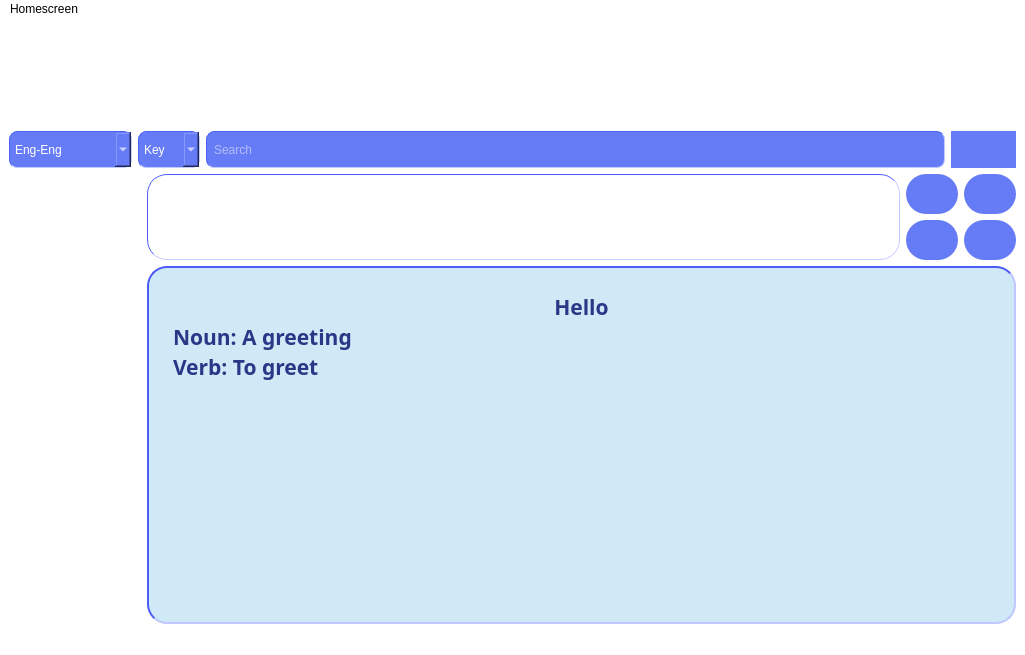
This is mainwindow.ui in OHonSam/CS163_Group2_Dictionary as Qt 5 draws it before an edit. The edited form follows.
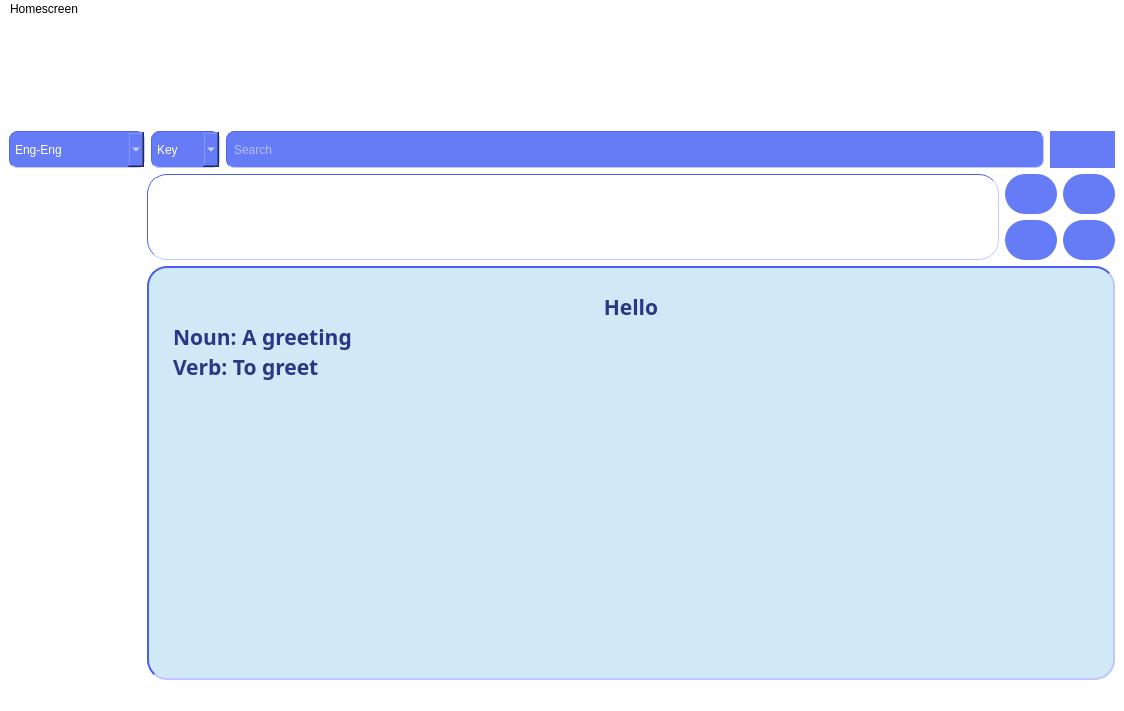
This is the edited form. Icons and pictures are not drawn.

Commit message: add gridline for title

```diff
--- a/mainwindow.ui
+++ b/mainwindow.ui
@@ -6,8 +6,8 @@
    <rect>
     <x>0</x>
     <y>0</y>
-    <width>1025</width>
-    <height>655</height>
+    <width>1124</width>
+    <height>711</height>
    </rect>
   </property>
   <property name="font">
@@ -39,7 +39,39 @@
    <property name="styleSheet">
     <string notr="true">padding: 0px 0px 0px 0px;</string>
    </property>
-   <layout class="QFormLayout" name="formLayout">
+   <layout class="QGridLayout" name="gridLayout_3">
+    <item row="0" column="0" colspan="2">
+     <layout class="QGridLayout" name="gridLayout">
+      <item row="0" column="0">
+       <widget class="QLabel" name="label">
+        <property name="sizePolicy">
+         <sizepolicy hsizetype="Preferred" vsizetype="Preferred">
+          <horstretch>0</horstretch>
+          <verstretch>0</verstretch>
+         </sizepolicy>
+        </property>
+        <property name="font">
+         <font>
+          <family>Audiowide</family>
+         </font>
+        </property>
+        <property name="styleSheet">
+         <string notr="true">padding: 30px;
+border-radius: 20px;
+  min-height: 20px;
+  min-width: 20px;
+background-image: url(:/background/images/bg/intro bg.png);</string>
+        </property>
+        <property name="text">
+         <string>&lt;html&gt;&lt;head/&gt;&lt;body&gt;&lt;p align=&quot;center&quot;&gt;&lt;span style=&quot; font-size:20pt; color:#ffffff;&quot;&gt;WELCOME TO DICTIONARY - GROUP 2&lt;/span&gt;&lt;/p&gt;&lt;/body&gt;&lt;/html&gt;</string>
+        </property>
+        <property name="alignment">
+         <set>Qt::AlignCenter</set>
+        </property>
+       </widget>
+      </item>
+     </layout>
+    </item>
     <item row="1" column="0" colspan="2">
      <layout class="QGridLayout" name="gridLayout_5">
       <item row="0" column="1">
@@ -550,38 +582,6 @@
       </item>
      </layout>
     </item>
-    <item row="0" column="0" colspan="2">
-     <layout class="QFormLayout" name="formLayout_2">
-      <item row="1" column="1">
-       <widget class="QLabel" name="label">
-        <property name="sizePolicy">
-         <sizepolicy hsizetype="Preferred" vsizetype="Preferred">
-          <horstretch>0</horstretch>
-          <verstretch>0</verstretch>
-         </sizepolicy>
-        </property>
-        <property name="font">
-         <font>
-          <family>Audiowide</family>
-         </font>
-        </property>
-        <property name="styleSheet">
-         <string notr="true">padding: 30px;
-border-radius: 20px;
-  min-height: 20px;
-  min-width: 20px;
-background-image: url(:/background/images/bg/intro bg.png);</string>
-        </property>
-        <property name="text">
-         <string>&lt;html&gt;&lt;head/&gt;&lt;body&gt;&lt;p align=&quot;center&quot;&gt;&lt;span style=&quot; font-size:20pt; color:#ffffff;&quot;&gt;WELCOME TO DICTIONARY - GROUP 2&lt;/span&gt;&lt;/p&gt;&lt;/body&gt;&lt;/html&gt;</string>
-        </property>
-        <property name="alignment">
-         <set>Qt::AlignCenter</set>
-        </property>
-       </widget>
-      </item>
-     </layout>
-    </item>
    </layout>
   </widget>
   <widget class="QStatusBar" name="statusbar"/>
@@ -590,8 +590,8 @@
     <rect>
      <x>0</x>
      <y>0</y>
-     <width>1025</width>
-     <height>21</height>
+     <width>1124</width>
+     <height>24</height>
     </rect>
    </property>
    <widget class="QMenu" name="menuHomescreen">
```
